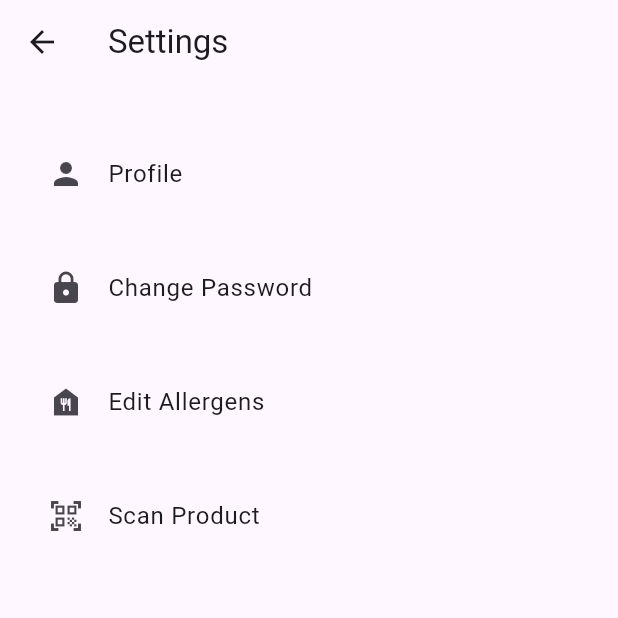
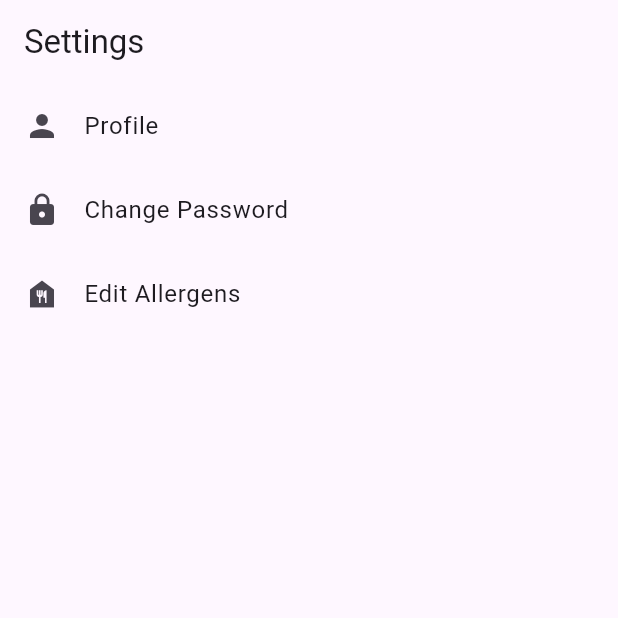
Before and after one commit to Raichur456/DishcoveryApp, a Flutter app: the SettingsView screen opened by its route, on a phone screen of 412 x 824 dp, the top half of it. Run offline on Flutter 3.47's test engine with Material 3 defaults, Android fonts, the phone set to English and light mode, and no system bars; our stand-ins replace drift, firebase_auth, firebase_core; missing offline and left inert: mobile_scanner; accounts and stored records are empty; generated files the repository leaves out were written again.

Commit message:
minor fixes to dishcovery

```diff
--- a/dishcovery/lib/screens/barcode_scanner_page.dart
+++ b/dishcovery/lib/screens/barcode_scanner_page.dart
@@ -18,7 +18,10 @@ class _BarcodeScannerPageState extends State<BarcodeScannerPage> {
   @override
   Widget build(BuildContext context) {
     return Scaffold(
-      appBar: AppBar(title: const Text('Scan a product')),
+      appBar: AppBar(
+        automaticallyImplyLeading: false,
+        title: const Text('Scan a product'),
+      ),
       body: MobileScanner(
         onDetect: (capture) {
           if (_scanned) return;
--- a/dishcovery/lib/screens/draggable_favorite_restaurant_card.dart
+++ b/dishcovery/lib/screens/draggable_favorite_restaurant_card.dart
@@ -32,7 +32,6 @@ class DraggableFavoriteRestaurantCard extends StatefulWidget {
 
 class _DraggableFavoriteRestaurantCardState
     extends State<DraggableFavoriteRestaurantCard> {
-
   // Current drag
   double _dx = 0;
 
@@ -48,11 +47,9 @@ class _DraggableFavoriteRestaurantCardState
   /// What happens when user lets go of the card
   void _onPanEnd(DragEndDetails details) {
     final bool shouldFavorite =
-
         // Case: drag to the right
         (_dx > _trigger) && !widget.isFavorite;
     final bool shouldUnfavorite =
-
         // Case: drag to the left
         (_dx < -_trigger) && widget.isFavorite;
 
@@ -76,7 +73,7 @@ class _DraggableFavoriteRestaurantCardState
           child: Container(
             alignment: Alignment.centerRight,
             padding: const EdgeInsets.only(right: 12),
-            color: widget.isFavorite ? Colors.green[50] : Colors.pink[50],
+            // color: widget.isFavorite ? Colors.green[50] : Colors.pink[50],
           ),
         ),
 
@@ -127,8 +124,9 @@ class _DraggableFavoriteRestaurantCardState
                               widget.isFavorite
                                   ? Icons.favorite
                                   : Icons.favorite_border,
-                              color:
-                                  widget.isFavorite ? Colors.red : Colors.grey,
+                              color: widget.isFavorite
+                                  ? Colors.red
+                                  : Colors.grey,
                               size: 18,
                             ),
                           ],
--- a/dishcovery/lib/screens/favorites_view.dart
+++ b/dishcovery/lib/screens/favorites_view.dart
@@ -44,6 +44,8 @@ class _FavoritesViewState extends State<FavoritesView> {
   Widget build(BuildContext context) {
     return Scaffold(
       appBar: AppBar(
+        automaticallyImplyLeading: false,
+        centerTitle: true,
         title: const Text('Favorite Restaurants'),
         actions: [
           IconButton(
--- a/dishcovery/lib/screens/settings_view.dart
+++ b/dishcovery/lib/screens/settings_view.dart
@@ -11,7 +11,13 @@ class SettingsView extends StatelessWidget {
 
   @override
   Widget build(BuildContext context) {
-    final options = [
+    return Scaffold(
+      appBar: AppBar(
+        automaticallyImplyLeading: false,
+        title: const Text('Settings'),
+      ),
+      body: ListView(
+        children: [
           ListTile(
             leading: const Icon(Icons.person),
             title: const Text('Profile'),
@@ -42,40 +48,17 @@ class SettingsView extends StatelessWidget {
               );
             },
           ),
-      ListTile(
-        leading: const Icon(Icons.qr_code_scanner),
-        title: const Text('Scan Product'),
-        onTap: () {
-          Navigator.push(
-            context,
-            MaterialPageRoute(builder: (_) => BarcodeScannerPage(db: db)),
-          );
-        },
-      ),
-    ];
-    return Scaffold(
-      appBar: AppBar(title: const Text('Settings')),
-      body: LayoutBuilder(
-        builder: (context, constraints) {
-          final isLandscape = constraints.maxWidth > constraints.maxHeight;
-          if (isLandscape) {
-            return GridView.count(
-              crossAxisCount: 2,
-              childAspectRatio: 2.5,
-              padding: const EdgeInsets.symmetric(vertical: 32, horizontal: 16),
-              mainAxisSpacing: 20,
-              crossAxisSpacing: 20,
-              children: options,
-            );
-          } else {
-            return ListView.separated(
-              padding: const EdgeInsets.symmetric(vertical: 32, horizontal: 16),
-              itemCount: options.length,
-              separatorBuilder: (_, __) => const SizedBox(height: 20),
-              itemBuilder: (context, i) => options[i],
-            );
-          }
-        },
+          // ListTile(
+          //   leading: const Icon(Icons.qr_code_scanner),
+          //   title: const Text('Scan Product'),
+          //   onTap: () {
+          //     Navigator.push(
+          //       context,
+          //       MaterialPageRoute(builder: (_) => BarcodeScannerPage(db: db)),
+          //     );
+          //   },
+          // ),
+        ],
       ),
     );
   }
```
Also changed, not shown: dishcovery/lib/db/allergen_database.dart (+21 -7 lines), 1 other file. Lines whose indentation alone changed are shown as unchanged.
